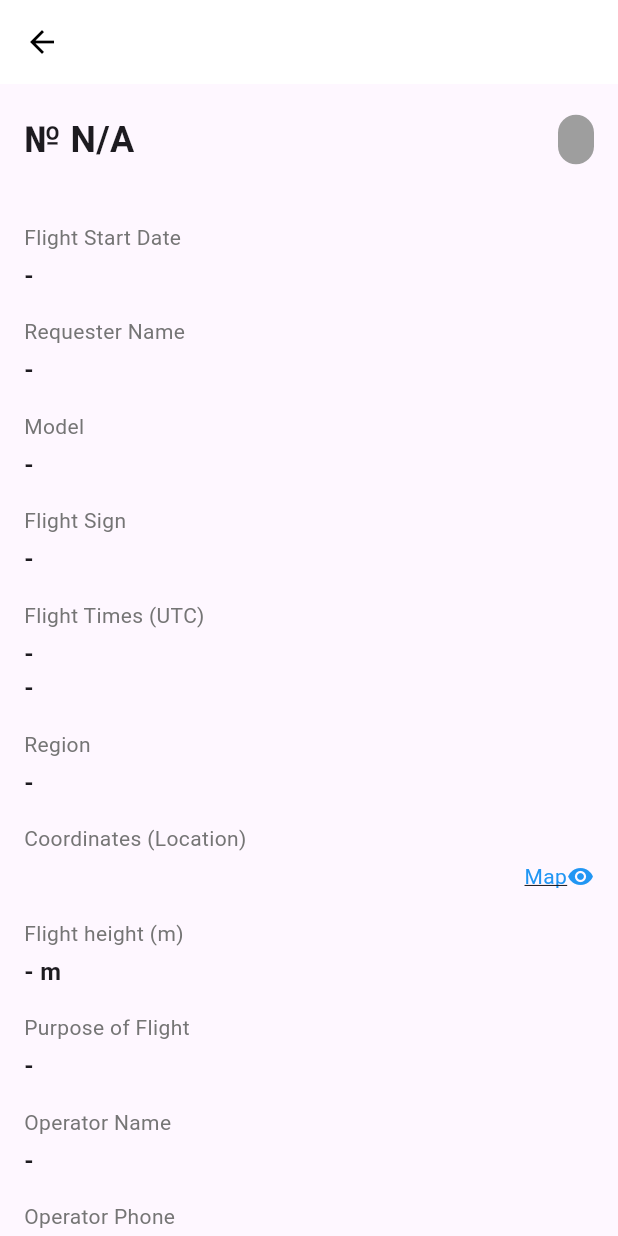
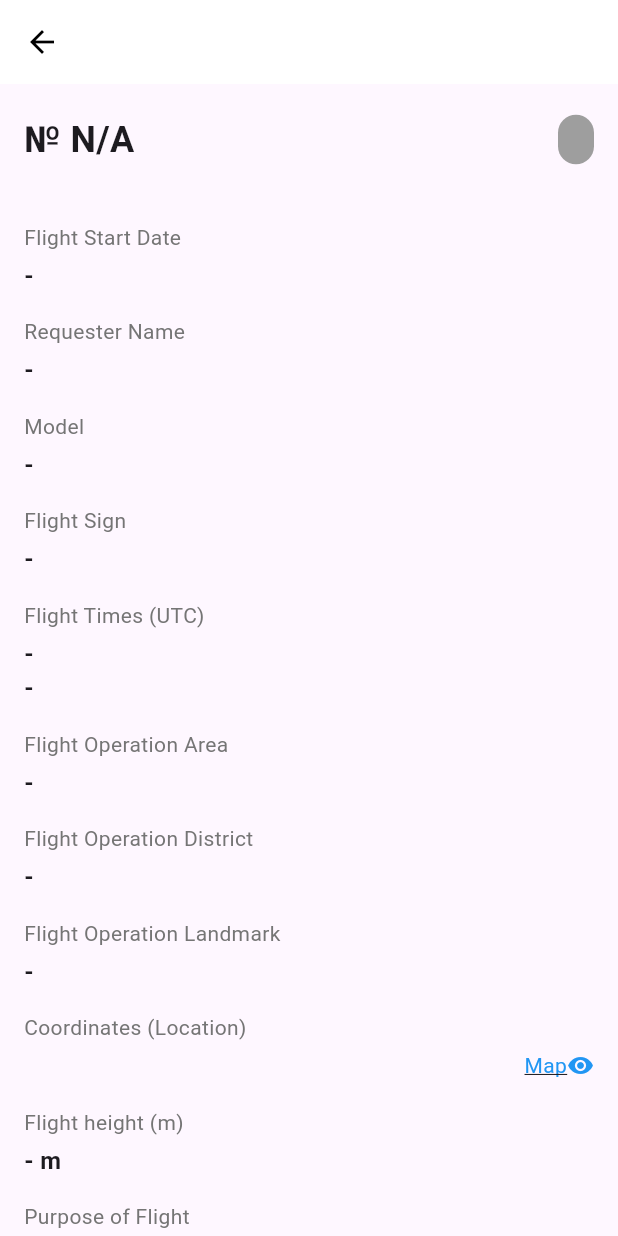
Before and after one commit to NirvanaEx/safesky, a Flutter app: the ShowRequestView screen opened directly with empty values, on a phone screen of 412 x 824 dp. Run offline on Flutter 3.47's test engine with Material 3 defaults, Android fonts, the phone set to English and light mode, and no system bars; our stand-ins replace connectivity_plus, file_picker, flutter_chat_bubble, flutter_local_notifications, flutter_map, flutter_svg and 12 more; missing offline and left inert: flutter_map_tile_caching, mobile_scanner, syncfusion_flutter_pdfviewer, workmanager; accounts and stored records are empty; generated files the repository leaves out were written again; network calls fail; project files that could hold a hidden picture were left out.

Commit message:
Исправлены show request view и добавлены Область, Район и Ориентир

```diff
--- a/lib/l10n/app_en.arb
+++ b/lib/l10n/app_en.arb
@@ -181,7 +181,7 @@
   "addRequestView_invalidContractDate": "Invalid contract date",
   "addRequestView_invalidRequesterName": "Requester name cannot be empty",
   "addRequestView_invalidModel": "Model must be selected",
-  "addRequestView_invalidRegion": "The landmark cannot be empty",
+  "addRequestView_invalidLandmark": "The landmark cannot be empty",
   "addRequestView_invalidPurpose": "Purpose must be selected",
   "addRequestView_invalidPhoneNumber": "Invalid phone number",
   "addRequestView_invalidEmail": "Invalid email format",
@@ -215,6 +215,10 @@
   "showRequestView_flightSign": "Flight Sign",
   "showRequestView_flightTimes": "Flight Times (UTC)",
   "showRequestView_region": "Region",
+  "showRequestView_landmark": "Flight Operation Landmark",
+  "showRequestView_flightOperationArea": "Flight Operation Area",
+  "showRequestView_flightOperationDistrict": "Flight Operation District",
+
   "showRequestView_coordinates": "Coordinates (Location)",
   "showRequestView_map": "Map",
   "showRequestView_height": "Flight Height (m)",
--- a/lib/viewmodels/add_request_viewmodel.dart
+++ b/lib/viewmodels/add_request_viewmodel.dart
@@ -288,7 +288,7 @@ class AddRequestViewModel extends ChangeNotifier {
 
     // Проверка времени начала полета
     if (landmarkController.text.isEmpty ) {
-      return {'status': 'error', 'message': localizations?.addRequestView_invalidRegion ?? "Invalid flight area"};
+      return {'status': 'error', 'message': localizations?.addRequestView_invalidLandmark ?? "Invalid flight area"};
     }
 
 
--- a/lib/views/show_request_view.dart
+++ b/lib/views/show_request_view.dart
@@ -165,7 +165,13 @@ class _ShowRequestViewState extends State<ShowRequestView> {
                     '${viewModel.planDetailModel?.timeFrom ?? '-'}\n${viewModel.planDetailModel?.timeTo ?? '-'}',
                     ),
 
-                    _buildRequestInfo(localizations.showRequestView_region,
+                    _buildRequestInfo(localizations.showRequestView_flightOperationArea,
+                        viewModel.planDetailModel?.region ?? '-'),
+
+                    _buildRequestInfo(localizations.showRequestView_flightOperationDistrict,
+                        viewModel.planDetailModel?.district ?? '-'),
+
+                    _buildRequestInfo(localizations.showRequestView_landmark,
                         viewModel.planDetailModel?.flightArea ?? '-'),
 
                     // Отображение координат AUTHORIZED ZONE
```
Also changed, not shown: lib/l10n/app_ru.arb (+6 -3 lines), lib/l10n/app_uz.arb (+6 -2 lines).
